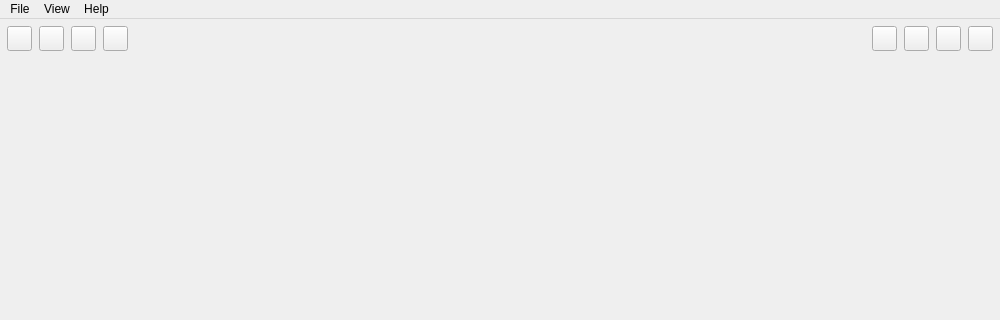
Qt form zapzap/view/main_window.ui (rafatosta/zapzap) before a commit; both pictures show x 0 to 1000 and y 0 to 320 of the 1000 by 600 pixel window.
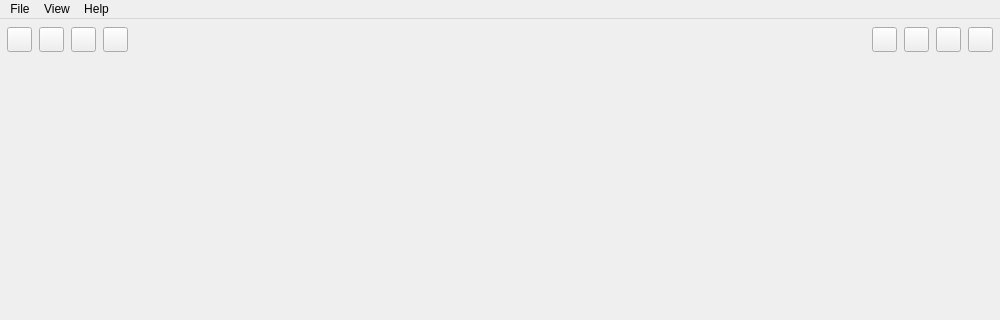
The same form after that commit.

Commit message: Adjust Header's size

Diff of the .ui file:
```diff
--- a/zapzap/view/main_window.ui
+++ b/zapzap/view/main_window.ui
@@ -65,7 +65,7 @@
          <property name="minimumSize">
           <size>
            <width>0</width>
-           <height>40</height>
+           <height>25</height>
           </size>
          </property>
          <property name="maximumSize">
@@ -88,7 +88,7 @@
            <number>7</number>
           </property>
           <property name="topMargin">
-           <number>0</number>
+           <number>7</number>
           </property>
           <property name="rightMargin">
            <number>7</number>
```
The commit also changes 2 other files.
